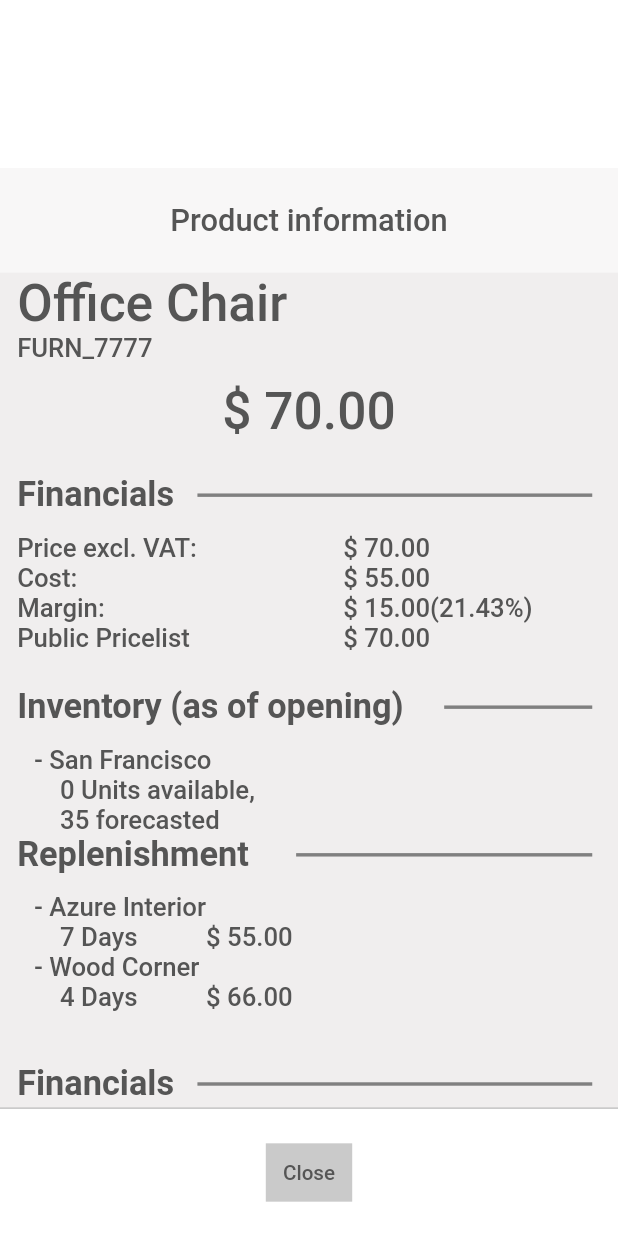
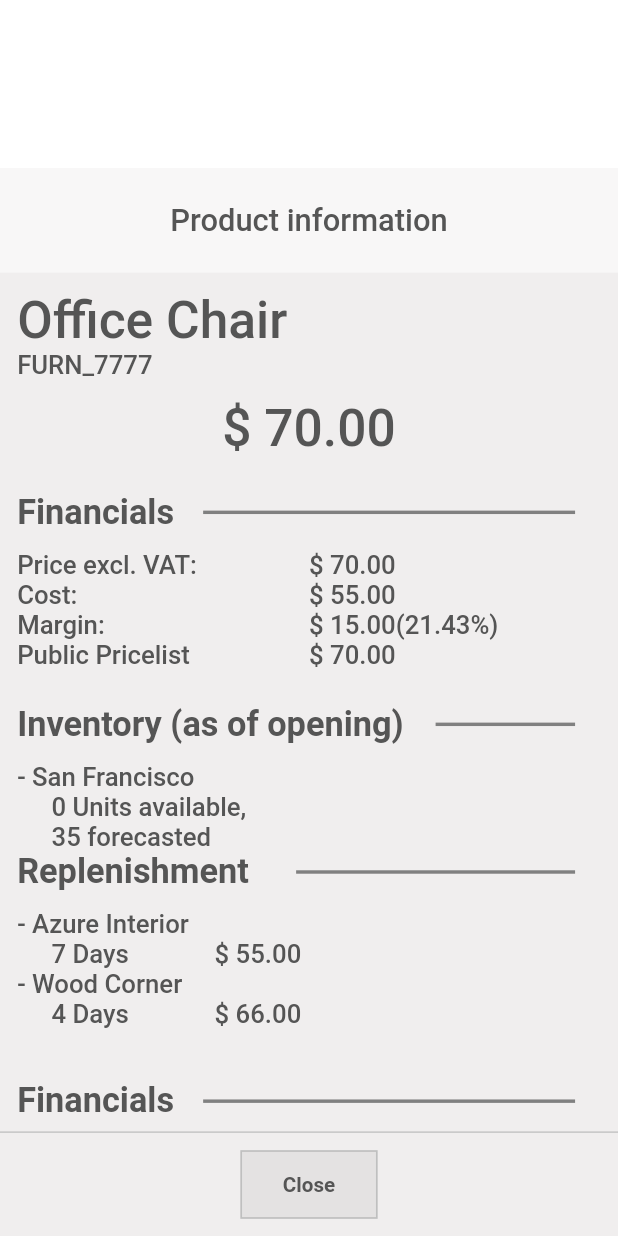
Before and after one commit to business-suite/mobile-pos, a Flutter app: the ProductInfoBottomSheet widget shown alone on an empty page, opened directly, on a phone screen of 412 x 824 dp. Run offline on Flutter 3.47's test engine with Material 2 defaults, Android fonts, the phone set to English and light mode, and no system bars; our stand-ins replace bouncing_widget, device_info_plus, dio, easy_localization, event_bus, file_picker and 16 more; accounts and stored records are empty; network calls fail; Roboto replaces fonts that are missing (SVN Gilroy).

Commit message:
Done modify bottom sheet product info

```diff
--- a/lib/app/view/home/detail_shop/review/review_page.dart
+++ b/lib/app/view/home/detail_shop/review/review_page.dart
@@ -218,6 +218,7 @@ class _ReviewContentState extends State<ReviewContent> {
                           padding: EdgeInsets.symmetric(horizontal: size_10_w),
                           child: Card(
                             color: kColorE2E2E2,
+                            elevation: 0.0,
                             shape: RoundedRectangleBorder(
                               side: BorderSide(
                                 color: kColorBFBFBF,
--- a/lib/app/view/home/info/bottom_sheet_product_info.dart
+++ b/lib/app/view/home/info/bottom_sheet_product_info.dart
@@ -71,11 +71,11 @@ class _ProductInfoBottomSheetState
                 children: [
                   SingleChildScrollView(
                     physics: BouncingScrollPhysics(),
+                    child: Container(
+                      padding: EdgeInsets.only(left: size_10_w, right: size_10_w, top: size_10_w, bottom: size_80_w),
                       child: Column(
                         children: [
-                        Padding(
-                          padding: EdgeInsets.only(left: size_10_w),
-                          child: Align(
+                          Align(
                             alignment: Alignment.topLeft,
                             child: Text(
                               LocaleKeys.office_chair.tr(),
@@ -83,16 +83,12 @@ class _ProductInfoBottomSheetState
                                   fontSize: size_30_w, color: kColor555555),
                             ),
                           ),
-                        ),
-                        Padding(
-                          padding: EdgeInsets.only(left: size_10_w),
-                          child: Align(
+                          Align(
                             alignment: Alignment.topLeft,
                             child: Text(
                               LocaleKeys.furn_7777.tr(),
                               style: TextStyle(
                                   fontSize: size_15_w, color: kColor555555),
-                            ),
                             ),
                           ),
                           SizedBox(
@@ -112,15 +108,12 @@ class _ProductInfoBottomSheetState
                             children: [
                               Expanded(
                                 flex: 1,
-                              child: Padding(
-                                padding: EdgeInsets.only(left: size_10_w),
                                 child: Text(
                                   LocaleKeys.financials.tr(),
                                   style: TextStyle(
                                       fontSize: size_20_w,
                                       color: kColor555555,
                                       fontWeight: FontWeight.bold),
-                                ),
                                 ),
                               ),
                               Expanded(
@@ -143,24 +136,18 @@ class _ProductInfoBottomSheetState
                             children: [
                               Expanded(
                                 flex: 1,
-                              child: Padding(
-                                padding: EdgeInsets.only(left: size_10_w),
                                 child: Text(
                                   LocaleKeys.price_excl_vat.tr(),
                                   style: TextStyle(
                                       fontSize: size_15_w, color: kColor555555),
                                 ),
                               ),
-                            ),
                               Expanded(
                                 flex: 1,
-                              child: Container(
-                                padding: EdgeInsets.only(left: size_20_w),
                                 child: Text(
                                   '\$ 70.00',
                                   style: TextStyle(
                                       fontSize: size_15_w, color: kColor555555),
-                                ),
                                 ),
                               ),
                             ],
@@ -169,19 +156,15 @@ class _ProductInfoBottomSheetState
                             children: [
                               Expanded(
                                 flex: 1,
-                              child: Padding(
-                                padding: EdgeInsets.only(left: size_10_w),
                                 child: Text(
                                   LocaleKeys.cost.tr(),
                                   style: TextStyle(
                                       fontSize: size_15_w, color: kColor555555),
                                 ),
                               ),
-                            ),
                               Expanded(
                                 flex: 1,
                                 child: Container(
-                                padding: EdgeInsets.only(left: size_20_w),
                                   child: Text(
                                     '\$ 55.00',
                                     style: TextStyle(
@@ -195,19 +178,15 @@ class _ProductInfoBottomSheetState
                             children: [
                               Expanded(
                                 flex: 1,
-                              child: Padding(
-                                padding: EdgeInsets.only(left: size_10_w),
                                 child: Text(
                                   LocaleKeys.margin.tr(),
                                   style: TextStyle(
                                       fontSize: size_15_w, color: kColor555555),
                                 ),
                               ),
-                            ),
                               Expanded(
                                 flex: 1,
                                 child: Container(
-                                padding: EdgeInsets.only(left: size_20_w),
                                   child: Text(
                                     '\$ 15.00(21.43%)',
                                     style: TextStyle(
@@ -221,19 +200,15 @@ class _ProductInfoBottomSheetState
                             children: [
                               Expanded(
                                 flex: 1,
-                              child: Padding(
-                                padding: EdgeInsets.only(left: size_10_w),
                                 child: Text(
                                   LocaleKeys.public_pricelist.tr(),
                                   style: TextStyle(
                                       fontSize: size_15_w, color: kColor555555),
                                 ),
                               ),
-                            ),
                               Expanded(
                                 flex: 1,
                                 child: Container(
-                                padding: EdgeInsets.only(left: size_20_w),
                                   child: Text(
                                     '\$ 70.00',
                                     style: TextStyle(
@@ -252,15 +227,12 @@ class _ProductInfoBottomSheetState
                             children: [
                               Expanded(
                                 flex: 3,
-                              child: Padding(
-                                padding: EdgeInsets.only(left: size_10_w),
                                 child: Text(
                                   LocaleKeys.inventory_as_of_opening.tr(),
                                   style: TextStyle(
                                       fontSize: size_20_w,
                                       color: kColor555555,
                                       fontWeight: FontWeight.bold),
-                                ),
                                 ),
                               ),
                               Expanded(
@@ -280,7 +252,6 @@ class _ProductInfoBottomSheetState
                             height: size_10_w,
                           ),
                           Container(
-                          padding: EdgeInsets.only(left: size_20_w),
                             alignment: Alignment.topLeft,
                             child: Text(
                               LocaleKeys.san_francisco.tr(),
@@ -289,7 +260,7 @@ class _ProductInfoBottomSheetState
                             ),
                           ),
                           Container(
-                          padding: EdgeInsets.only(left: size_35_w),
+                            padding: EdgeInsets.only(left: size_20_w),
                             alignment: Alignment.topLeft,
                             child: Text(
                               '0 Units available,',
@@ -298,7 +269,7 @@ class _ProductInfoBottomSheetState
                             ),
                           ),
                           Container(
-                          padding: EdgeInsets.only(left: size_35_w),
+                            padding: EdgeInsets.only(left: size_20_w),
                             alignment: Alignment.topLeft,
                             child: Text(
                               '35 forecasted',
@@ -312,15 +283,12 @@ class _ProductInfoBottomSheetState
                             children: [
                               Expanded(
                                 flex: 1,
-                              child: Padding(
-                                padding: EdgeInsets.only(left: size_10_w),
                                 child: Text(
                                   LocaleKeys.replenishment.tr(),
                                   style: TextStyle(
                                       fontSize: size_20_w,
                                       color: kColor555555,
                                       fontWeight: FontWeight.bold),
-                                ),
                                 ),
                               ),
                               Expanded(
@@ -340,7 +308,6 @@ class _ProductInfoBottomSheetState
                             height: size_10_w,
                           ),
                           Container(
-                          padding: EdgeInsets.only(left: size_20_w),
                             alignment: Alignment.topLeft,
                             child: Text(
                               LocaleKeys.azure_interior.tr(),
@@ -353,7 +320,7 @@ class _ProductInfoBottomSheetState
                               Expanded(
                                 flex: 1,
                                 child: Padding(
-                                padding: EdgeInsets.only(left: size_35_w),
+                                  padding: EdgeInsets.only(left: size_20_w),
                                   child: Text(
                                     '7 Days',
                                     style: TextStyle(
@@ -387,7 +354,6 @@ class _ProductInfoBottomSheetState
                             ],
                           ),
                           Container(
-                          padding: EdgeInsets.only(left: size_20_w),
                             alignment: Alignment.topLeft,
                             child: Text(
                               LocaleKeys.wood_corner.tr(),
@@ -400,7 +366,7 @@ class _ProductInfoBottomSheetState
                               Expanded(
                                 flex: 1,
                                 child: Padding(
-                                padding: EdgeInsets.only(left: size_35_w),
+                                  padding: EdgeInsets.only(left: size_20_w),
                                   child: Text(
                                     '4 Days',
                                     style: TextStyle(
@@ -440,15 +406,12 @@ class _ProductInfoBottomSheetState
                             children: [
                               Expanded(
                                 flex: 1,
-                              child: Padding(
-                                padding: EdgeInsets.only(left: size_10_w),
                                 child: Text(
                                   LocaleKeys.financials.tr(),
                                   style: TextStyle(
                                       fontSize: size_20_w,
                                       color: kColor555555,
                                       fontWeight: FontWeight.bold),
-                                ),
                                 ),
                               ),
                               Expanded(
@@ -471,19 +434,15 @@ class _ProductInfoBottomSheetState
                             children: [
                               Expanded(
                                 flex: 1,
-                              child: Padding(
-                                padding: EdgeInsets.only(left: size_10_w),
                                 child: Text(
                                   LocaleKeys.total_price_excl_vat.tr(),
                                   style: TextStyle(
                                       fontSize: size_15_w, color: kColor555555),
                                 ),
                               ),
-                            ),
                               Expanded(
                                 flex: 1,
                                 child: Container(
-                                padding: EdgeInsets.only(left: size_20_w),
                                   child: Text(
                                     '\$ 103.00',
                                     style: TextStyle(
@@ -497,19 +456,15 @@ class _ProductInfoBottomSheetState
                             children: [
                               Expanded(
                                 flex: 1,
-                              child: Padding(
-                                padding: EdgeInsets.only(left: size_10_w),
                                 child: Text(
                                   LocaleKeys.total_cost.tr(),
                                   style: TextStyle(
                                       fontSize: size_15_w, color: kColor555555),
                                 ),
                               ),
-                            ),
                               Expanded(
                                 flex: 1,
                                 child: Container(
-                                padding: EdgeInsets.only(left: size_20_w),
                                   child: Text(
                                     '\$ 55.00',
                                     style: TextStyle(
@@ -523,19 +478,15 @@ class _ProductInfoBottomSheetState
                             children: [
                               Expanded(
                                 flex: 1,
-                              child: Padding(
-                                padding: EdgeInsets.only(left: size_10_w),
                                 child: Text(
                                   LocaleKeys.total_margin.tr(),
                                   style: TextStyle(
                                       fontSize: size_15_w, color: kColor555555),
                                 ),
                               ),
-                            ),
                               Expanded(
                                 flex: 1,
                                 child: Container(
-                                padding: EdgeInsets.only(left: size_20_w),
                                   child: Text(
                                     '\$ 48.00(46.6%)',
                                     style: TextStyle(
@@ -548,6 +499,7 @@ class _ProductInfoBottomSheetState
                         ],
                       ),
                     ),
+                  ),
                   Container(
                     alignment: Alignment.bottomCenter,
                     child: Wrap(
@@ -557,25 +509,37 @@ class _ProductInfoBottomSheetState
                           color: kColorCACACA,
                         ),
                         Container(
+                          color: kColorf0eeee,
                           width: double.infinity,
-                         color: Colors.white,
+                          child: Row(
+                            mainAxisSize: MainAxisSize.max,
+                            crossAxisAlignment: CrossAxisAlignment.center,
+                            mainAxisAlignment: MainAxisAlignment.center,
+                            children: [
+                              Container(
+                                width: size_100_w,
+                                height: size_60_w,
                                 padding: EdgeInsets.symmetric(horizontal: size_10_w, vertical: size_10_w),
                                 child: Container(
-                            width: size_150_w,
+                                  decoration: BoxDecoration(
+                                    border: Border.all(
+                                      width: size_1_w,
+                                      color: kColorBFBFBF,
+                                    ),
+                                  ),
                                   child: FlatButton(
-                              padding: EdgeInsets.symmetric(horizontal: size_10_w, vertical: size_10_w),
+                                    shape: RoundedRectangleBorder(
+                                    ),
+                                    color: Colors.black.withOpacity(0.05),
                                     onPressed: () {
                                       Navigator.pop(context);
                                     },
-                              child: Container(
-                                color: kColorCACACA,
-                                padding: EdgeInsets.symmetric(horizontal: size_10_w, vertical: size_10_w),
                                     child: Text(
                                       LocaleKeys.close.tr(),
                                       style: TextStyle(
                                         fontSize: text_12,
                                         color: kColor555555,
-                                  ),
+                                        fontWeight: FontWeight.bold
                                       ),
                                     ),
                                   ),
@@ -590,6 +554,9 @@ class _ProductInfoBottomSheetState
                 ],
               ),
             ),
+          ],
+        ),
+      ),
     );
   }
 }
```
Lines whose indentation alone changed are shown as unchanged.
